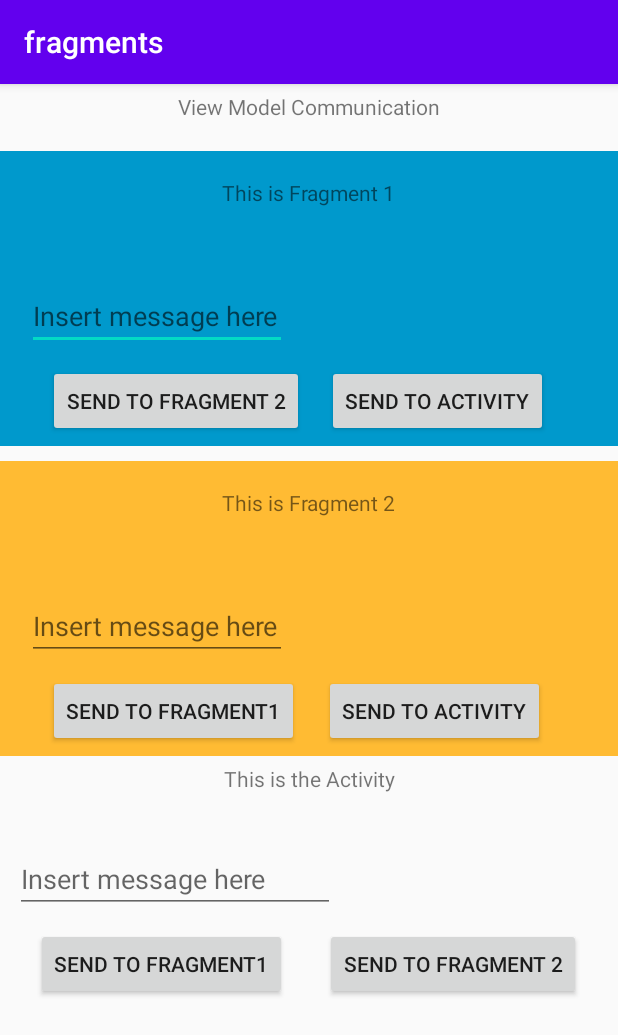
After one commit to LorenzoT8942/fragments, an Android app: the VM_Activity screen opened directly, with no data from a screen before it, on a phone screen of 412 x 824 dp. The commit adds this screen. Shown: the top 1035 px of the screen. Run offline under Robolectric (Android 15) with nearby library versions, the phone set to English and light mode, and no system bars.

Commit message:
View model communication demo implemented correctly

```diff
--- a/app/build.gradle
+++ b/app/build.gradle
@@ -25,7 +25,8 @@ android {
 
 dependencies {
     implementation fileTree(dir: 'libs', include: ['*.jar'])
-
+    implementation 'androidx.lifecycle:lifecycle-extensions:2.2.0'
+    implementation "androidx.lifecycle:lifecycle-viewmodel:2.2.0"
     implementation 'androidx.appcompat:appcompat:1.1.0'
     implementation 'androidx.constraintlayout:constraintlayout:1.1.3'
     testImplementation 'junit:junit:4.12'
--- a/app/src/main/AndroidManifest.xml
+++ b/app/src/main/AndroidManifest.xml
@@ -20,6 +20,7 @@
         <activity android:name=".Fragment_A" />
         <activity android:name=".Fragment_B" />
         <activity android:name=".FragmentToActivity" />
+        <activity android:name=".VM_Activity" />
     </application>
 
 </manifest>
--- a/app/src/main/java/it/claudiopezzino/fragments/FTA_Fragment1.java
+++ b/app/src/main/java/it/claudiopezzino/fragments/FTA_Fragment1.java
@@ -16,7 +16,7 @@ import androidx.fragment.app.Fragment;
 
 public class FTA_Fragment1 extends Fragment implements View.OnClickListener{
 
-//     private MyViewModel vmodel;
+//  private MyViewModel vmodel;
      private Fragment1Listener activityCallback;
      private TextView tv_text;
 
--- a/app/src/main/java/it/claudiopezzino/fragments/FTA_Fragment2.java
+++ b/app/src/main/java/it/claudiopezzino/fragments/FTA_Fragment2.java
@@ -11,13 +11,14 @@ import android.widget.TextView;
 import androidx.annotation.NonNull;
 import androidx.annotation.Nullable;
 import androidx.fragment.app.Fragment;
+import androidx.lifecycle.Observer;
 import androidx.lifecycle.ViewModelProvider;
 
 //import android.widget.TextView;
 
 public class FTA_Fragment2 extends Fragment implements View.OnClickListener{
 
-//    private MyViewModel vmodel;
+  private MyViewModel vmodel;
      private Fragment2Listener activityCallback;
     TextView tv_text;
 
@@ -69,13 +70,11 @@ public class FTA_Fragment2 extends Fragment implements View.OnClickListener{
     public void onClick(View view) {
         if (view.getId() == R.id.btn_1){
             activityCallback.onFragment2Button1Click();
-//            vmodel.setText("Hello from fragment 2");
         }
 
         if (view.getId() == R.id.btn_2){
             activityCallback.onFragment2Button2Click();
         }
-
     }
 
     public interface Fragment2Listener {
--- a/app/src/main/java/it/claudiopezzino/fragments/MainActivity.java
+++ b/app/src/main/java/it/claudiopezzino/fragments/MainActivity.java
@@ -16,8 +16,10 @@ public class MainActivity extends AppCompatActivity {
         new Holder();
     }
 
+
+
     class Holder implements View.OnClickListener{
-
+        Button btn_ViewModel_communication;
         Button btn_single_fragment;
         Button btn_multiple_fragments;
 
@@ -25,9 +27,11 @@ public class MainActivity extends AppCompatActivity {
 
             btn_single_fragment = findViewById(R.id.btn_activity_communication);
             btn_multiple_fragments = findViewById(R.id.btn_multiple_fragments);
+            btn_ViewModel_communication = findViewById(R.id.btn_vm);
 
             btn_single_fragment.setOnClickListener(this);
             btn_multiple_fragments.setOnClickListener(this);
+            btn_ViewModel_communication.setOnClickListener(this);
 
         }
 
@@ -43,6 +47,11 @@ public class MainActivity extends AppCompatActivity {
                 Intent intent = new Intent(MainActivity.this, FragmentToActivity.class);
                 startActivity(intent);
             }
+
+            if(v.getId() == R.id.btn_vm){
+                Intent intent = new Intent(MainActivity.this, VM_Activity.class);
+                startActivity(intent);
+            }
         }
     }
 }
--- /dev/null
+++ b/app/src/main/java/it/claudiopezzino/fragments/MyViewModel.java
@@ -0,0 +1,47 @@
+package it.claudiopezzino.fragments;
+
+import androidx.lifecycle.LiveData;
+import androidx.lifecycle.MutableLiveData;
+import androidx.lifecycle.ViewModel;
+
+public class MyViewModel extends ViewModel {
+    private MutableLiveData<String> fragment1_msg;
+    private MutableLiveData<String> fragment2_msg;
+    private MutableLiveData<String> activity_msg;
+
+    public MyViewModel () {
+        fragment1_msg = new MutableLiveData<>();
+        fragment2_msg = new MutableLiveData<>();
+        activity_msg = new MutableLiveData<>();
+    }
+
+    public LiveData<String> getFragment1_msg(){
+        if (fragment1_msg == null) fragment1_msg = new MutableLiveData<>();
+        return fragment1_msg;
+    }
+
+    public void setFragment1_msg(String s){
+        if (fragment1_msg == null) fragment1_msg = new MutableLiveData<>();
+        fragment1_msg.setValue(s);
+    }
+
+    public LiveData<String> getFragment2_msg(){
+        if (fragment2_msg == null) fragment2_msg = new MutableLiveData<>();
+        return fragment2_msg;
+    }
+
+    public void setFragment2_msg(String s){
+        if (fragment2_msg == null) fragment2_msg = new MutableLiveData<>();
+        fragment2_msg.setValue(s);
+    }
+
+    public LiveData<String> getActivity_msg(){
+        if (activity_msg == null) activity_msg = new MutableLiveData<>();
+        return activity_msg;
+    }
+
+    public void setActivity_msg(String s){
+        if (activity_msg == null) activity_msg = new MutableLiveData<>();
+        activity_msg.setValue(s);
+    }
+}
--- /dev/null
+++ b/app/src/main/java/it/claudiopezzino/fragments/VM_Activity.java
@@ -0,0 +1,65 @@
+package it.claudiopezzino.fragments;
+
+import android.os.Bundle;
+import android.util.Log;
+import android.view.View;
+import android.widget.Button;
+import android.widget.EditText;
+import android.widget.TextView;
+
+import androidx.appcompat.app.AppCompatActivity;
+import androidx.lifecycle.Observer;
+import androidx.lifecycle.ViewModelProvider;
+
+public class VM_Activity extends AppCompatActivity implements View.OnClickListener {
+
+    private MyViewModel vmodel;
+    private TextView tv_msg;
+    private EditText et_msg;
+    private Button btn_sendToF1;
+    private Button btn_sendToF2;
+
+
+    @Override
+    protected void onCreate(Bundle savedInstanceState) {
+        super.onCreate(savedInstanceState);
+        setContentView(R.layout.vm_activity);
+
+        tv_msg = findViewById(R.id.tv_message);
+        et_msg = findViewById(R.id.et_message);
+        btn_sendToF1 = findViewById(R.id.btn_SendToF1);
+        btn_sendToF2 = findViewById(R.id.btn_SendToF2);
+        btn_sendToF1.setOnClickListener(this);
+        btn_sendToF2.setOnClickListener(this);
+
+        if (savedInstanceState == null) {
+            getSupportFragmentManager().beginTransaction().add(R.id.fragment_1, new VM_fragment1()).commit();
+            getSupportFragmentManager().beginTransaction().add(R.id.fragment_2, new VM_fragment2()).commit();
+        }
+
+        vmodel = new ViewModelProvider(this).get(MyViewModel.class);
+        vmodel.getActivity_msg().observe(this, new Observer<String>() {
+            @Override
+            public void onChanged(String s) {
+                tv_msg.setText(s);
+            }
+        });
+
+    }
+
+    @Override
+    public void onClick(View view) {
+        Log.d("et debug", et_msg.getText().toString());
+        int ViewID = view.getId();
+
+        if (ViewID == R.id.btn_SendToF1){
+            Log.d("et debug", et_msg.getText().toString());
+            vmodel.setFragment1_msg(et_msg.getText().toString());
+        }
+
+        if (ViewID == R.id.btn_SendToF2){
+            Log.d("et debug", et_msg.getText().toString());
+            vmodel.setFragment2_msg(et_msg.getText().toString());
+        }
+    }
+}
--- /dev/null
+++ b/app/src/main/java/it/claudiopezzino/fragments/VM_fragment1.java
@@ -0,0 +1,66 @@
+package it.claudiopezzino.fragments;
+
+import android.os.Bundle;
+import android.util.Log;
+import android.view.LayoutInflater;
+import android.view.View;
+import android.view.ViewGroup;
+import android.widget.Button;
+import android.widget.EditText;
+import android.widget.TextView;
+
+import androidx.annotation.NonNull;
+import androidx.annotation.Nullable;
+import androidx.fragment.app.Fragment;
+import androidx.lifecycle.Observer;
+import androidx.lifecycle.ViewModelProvider;
+
+public class VM_fragment1 extends Fragment implements View.OnClickListener {
+    private MyViewModel vmodel;
+    private TextView tv_message;
+    private EditText et_msg;
+
+    @Nullable
+    @Override
+    public View onCreateView(@NonNull LayoutInflater inflater, @Nullable ViewGroup container, @Nullable Bundle savedInstanceState) {
+        View view = inflater.inflate(R.layout.vm_fragment1, container, false);
+        tv_message = view.findViewById(R.id.tv_message);
+        et_msg = view.findViewById(R.id.et_message);
+        Button btn_SendToF1 = view.findViewById(R.id.btn_F1SendToF2);
+        Button btn_SendToActivity = view.findViewById(R.id.btn_F1SendToActivity);
+
+        btn_SendToActivity.setOnClickListener(this);
+        btn_SendToF1.setOnClickListener(this);
+        return view;
+    }
+
+    @Override
+    public void onActivityCreated(@Nullable Bundle savedInstanceState) {
+        super.onActivityCreated(savedInstanceState);
+        vmodel = new ViewModelProvider(requireActivity()).get(MyViewModel.class);
+        vmodel.getFragment1_msg().observe(getViewLifecycleOwner(), new Observer<String>() {
+            @Override
+            public void onChanged(String s) {
+                tv_message.setText(s);
+            }
+        });
+    }
+
+
+    @Override
+    public void onClick(View view) {
+
+        int viewId = view.getId();
+
+        if (viewId == R.id.btn_F1SendToActivity) {
+            Log.d("et debug", et_msg.getText().toString());
+            vmodel.setActivity_msg(et_msg.getText().toString());
+        }
+
+        if (viewId == R.id.btn_F1SendToF2) {
+            Log.d("et debug", et_msg.getText().toString());
+            vmodel.setFragment2_msg((et_msg.getText().toString()));
+
+        }
+    }
+}
--- /dev/null
+++ b/app/src/main/java/it/claudiopezzino/fragments/VM_fragment2.java
@@ -0,0 +1,61 @@
+package it.claudiopezzino.fragments;
+
+import android.os.Bundle;
+import android.view.LayoutInflater;
+import android.view.View;
+import android.view.ViewGroup;
+import android.widget.Button;
+import android.widget.EditText;
+import android.widget.TextView;
+
+import androidx.annotation.NonNull;
+import androidx.annotation.Nullable;
+import androidx.fragment.app.Fragment;
+import androidx.lifecycle.Observer;
+import androidx.lifecycle.ViewModelProvider;
+
+public class VM_fragment2 extends Fragment implements View.OnClickListener {
+    private MyViewModel vmodel;
+    private TextView tv_message;
+    private EditText et_message;
+
+    @Nullable
+    @Override
+    public View onCreateView(@NonNull LayoutInflater inflater, @Nullable ViewGroup container, @Nullable Bundle savedInstanceState) {
+        View view = inflater.inflate(R.layout.vm_fragment2, container, false);
+        tv_message =  view.findViewById(R.id.tv_message);
+        et_message = view.findViewById(R.id.et_message);
+        Button btn_SendToF1 =  view.findViewById(R.id.btn_F2SendToF1);
+        Button btn_SendToActivity =  view.findViewById(R.id.btn_F2SendToActivity);
+
+        btn_SendToActivity.setOnClickListener(this);
+        btn_SendToF1.setOnClickListener(this);
+        return view;
+    }
+
+    @Override
+    public void onClick(View view) {
+
+        int viewId = view.getId();
+
+        if (viewId == R.id.btn_F2SendToActivity){
+            vmodel.setActivity_msg(et_message.getText().toString());
+        }
+
+        if (viewId == R.id.btn_F2SendToF1){
+            vmodel.setFragment1_msg(et_message.getText().toString());
+        }
+    }
+
+    @Override
+    public void onActivityCreated(@Nullable Bundle savedInstanceState) {
+        super.onActivityCreated(savedInstanceState);
+        vmodel = new ViewModelProvider(requireActivity()).get(MyViewModel.class);
+        vmodel.getFragment2_msg().observe(getViewLifecycleOwner(), new Observer<String>() {
+            @Override
+            public void onChanged(String s) {
+                tv_message.setText(s);
+            }
+        });
+    }
+}
--- a/app/src/main/res/layout/activity_main.xml
+++ b/app/src/main/res/layout/activity_main.xml
@@ -12,22 +12,33 @@
         android:id="@+id/btn_activity_communication"
         android:layout_width="wrap_content"
         android:layout_height="wrap_content"
-        android:layout_marginBottom="212dp"
+        android:layout_marginTop="64dp"
         android:backgroundTint="@android:color/holo_blue_dark"
         android:text="@string/btn_single_fragment"
-        app:layout_constraintBottom_toBottomOf="parent"
         app:layout_constraintEnd_toEndOf="parent"
-        app:layout_constraintStart_toStartOf="parent" />
+        app:layout_constraintStart_toStartOf="parent"
+        app:layout_constraintTop_toBottomOf="@+id/btn_multiple_fragments" />
 
     <Button
         android:id="@+id/btn_multiple_fragments"
         android:layout_width="wrap_content"
         android:layout_height="wrap_content"
-        android:layout_marginBottom="36dp"
+        android:layout_marginTop="44dp"
         android:backgroundTint="@android:color/holo_blue_dark"
         android:text="@string/btn_multiple_fragment"
-        app:layout_constraintBottom_toTopOf="@+id/btn_activity_communication"
         app:layout_constraintEnd_toEndOf="parent"
-        app:layout_constraintStart_toStartOf="parent" />
+        app:layout_constraintStart_toStartOf="parent"
+        app:layout_constraintTop_toBottomOf="@+id/btn_vm"/>
+
+    <Button
+        android:id="@+id/btn_vm"
+        android:layout_width="wrap_content"
+        android:layout_height="wrap_content"
+        android:layout_marginTop="220dp"
+        android:backgroundTint="@android:color/holo_blue_dark"
+        android:text="@string/view_model_communication"
+        app:layout_constraintEnd_toEndOf="parent"
+        app:layout_constraintStart_toStartOf="parent"
+        app:layout_constraintTop_toTopOf="parent"/>
 
 </androidx.constraintlayout.widget.ConstraintLayout>
--- /dev/null
+++ b/app/src/main/res/layout/vm_activity.xml
@@ -0,0 +1,99 @@
+<?xml version="1.0" encoding="utf-8"?>
+<androidx.constraintlayout.widget.ConstraintLayout xmlns:android="http://schemas.android.com/apk/res/android"
+    xmlns:app="http://schemas.android.com/apk/res-auto"
+    xmlns:tools="http://schemas.android.com/tools"
+    android:layout_width="match_parent"
+    android:layout_height="match_parent">
+
+    <FrameLayout
+        android:id="@+id/fragment_1"
+        android:layout_width="match_parent"
+        android:layout_height="wrap_content"
+        android:layout_marginTop="20dp"
+        android:background="@android:color/holo_blue_dark"
+        app:layout_constraintEnd_toEndOf="parent"
+        app:layout_constraintStart_toStartOf="parent"
+        app:layout_constraintTop_toBottomOf="@+id/tv_title">
+
+    </FrameLayout>
+
+    <FrameLayout
+        android:id="@+id/fragment_2"
+        android:layout_width="match_parent"
+        android:layout_height="wrap_content"
+        android:layout_marginTop="10dp"
+        android:background="@android:color/holo_orange_light"
+        app:layout_constraintEnd_toEndOf="parent"
+        app:layout_constraintStart_toStartOf="parent"
+        app:layout_constraintTop_toBottomOf="@+id/fragment_1">
+
+    </FrameLayout>
+
+
+
+    <TextView
+        android:id="@+id/tv_title"
+        android:layout_width="wrap_content"
+        android:layout_height="wrap_content"
+        android:layout_marginTop="5dp"
+        android:gravity="center_horizontal"
+        android:text="@string/view_model_communication"
+        app:layout_constraintEnd_toEndOf="parent"
+        app:layout_constraintStart_toStartOf="parent"
+        app:layout_constraintTop_toTopOf="parent" />
+
+    <TextView
+        android:id="@+id/tv_activity"
+        android:layout_width="wrap_content"
+        android:layout_height="wrap_content"
+        android:layout_marginTop="5dp"
+        android:text="@string/this_is_the_activity"
+        app:layout_constraintEnd_toEndOf="parent"
+        app:layout_constraintStart_toStartOf="parent"
+        app:layout_constraintTop_toBottomOf="@+id/fragment_2" />
+
+    <TextView
+        android:id="@+id/tv_message"
+        android:layout_width="wrap_content"
+        android:layout_height="wrap_content"
+        app:layout_constraintStart_toStartOf="parent"
+        app:layout_constraintTop_toBottomOf="@+id/tv_activity"
+        android:layout_marginStart="10dp"
+        android:layout_marginTop="5dp"/>
+
+    <EditText
+        android:id="@+id/et_message"
+        android:layout_width="wrap_content"
+        android:layout_height="wrap_content"
+        android:ems="10"
+        android:layout_marginStart="10dp"
+        android:layout_marginTop="10dp"
+        android:inputType="textPersonName"
+        android:hint="@string/insert_message_here"
+        app:layout_constraintStart_toStartOf="parent"
+        app:layout_constraintTop_toBottomOf="@+id/tv_message"
+        android:autofillHints="" />
+
+    <Button
+        android:id="@+id/btn_SendToF1"
+        android:layout_width="wrap_content"
+        android:layout_height="wrap_content"
+        android:layout_marginStart="24dp"
+        android:layout_marginTop="10dp"
+        android:text="@string/send_to_fragment1"
+        app:layout_constraintStart_toStartOf="parent"
+        app:layout_constraintTop_toBottomOf="@+id/et_message" />
+
+    <Button
+        android:id="@+id/btn_SendToF2"
+        android:layout_width="wrap_content"
+        android:layout_height="wrap_content"
+        android:layout_marginTop="10dp"
+        android:layout_marginStart="30dp"
+        android:layout_marginEnd="30dp"
+        android:text="@string/send_to_fragment_2"
+        app:layout_constraintEnd_toEndOf="parent"
+        app:layout_constraintStart_toEndOf="@+id/btn_SendToF1"
+        app:layout_constraintTop_toBottomOf="@+id/et_message" />
+
+</androidx.constraintlayout.widget.ConstraintLayout>
--- /dev/null
+++ b/app/src/main/res/layout/vm_fragment1.xml
@@ -0,0 +1,62 @@
+<?xml version="1.0" encoding="utf-8"?>
+<androidx.constraintlayout.widget.ConstraintLayout xmlns:android="http://schemas.android.com/apk/res/android"
+    xmlns:app="http://schemas.android.com/apk/res-auto"
+    android:layout_width="match_parent"
+    android:layout_height="wrap_content"
+    android:padding="2dp">
+
+    <Button
+        android:id="@+id/btn_F1SendToF2"
+        android:layout_width="wrap_content"
+        android:layout_height="wrap_content"
+        android:layout_marginStart="30dp"
+        android:layout_marginTop="10dp"
+        android:layout_marginBottom="4dp"
+        android:text="@string/send_to_fragment_2"
+        app:layout_constraintBottom_toBottomOf="parent"
+        app:layout_constraintStart_toStartOf="parent"
+        app:layout_constraintTop_toBottomOf="@+id/et_message" />
+
+    <Button
+        android:id="@+id/btn_F1SendToActivity"
+        android:layout_width="wrap_content"
+        android:layout_height="wrap_content"
+        android:layout_marginTop="10dp"
+        android:layout_marginEnd="30dp"
+        android:text="@string/send_to_activity"
+        app:layout_constraintEnd_toEndOf="parent"
+        app:layout_constraintStart_toEndOf="@+id/btn_F1SendToF2"
+        app:layout_constraintTop_toBottomOf="@+id/et_message" />
+
+    <EditText
+        android:id="@+id/et_message"
+        android:layout_width="173dp"
+        android:layout_height="40dp"
+        android:layout_marginStart="16dp"
+        android:layout_marginTop="16dp"
+        android:hint="@string/insert_message_here"
+        android:autofillHints=""
+        android:inputType="text"
+        app:layout_constraintStart_toStartOf="parent"
+        app:layout_constraintTop_toBottomOf="@+id/tv_message" />
+
+    <TextView
+        android:id="@+id/tv_message"
+        android:layout_width="0dp"
+        android:layout_height="wrap_content"
+        android:layout_marginStart="16dp"
+        android:layout_marginTop="20dp"
+        app:layout_constraintStart_toStartOf="parent"
+        app:layout_constraintTop_toBottomOf="@+id/tv_title" />
+
+    <TextView
+        android:id="@+id/tv_title"
+        android:layout_width="wrap_content"
+        android:layout_height="wrap_content"
+        android:layout_centerHorizontal="true"
+        android:layout_marginTop="16dp"
+        android:text="@string/fragment_title1"
+        app:layout_constraintEnd_toEndOf="parent"
+        app:layout_constraintStart_toStartOf="parent"
+        app:layout_constraintTop_toTopOf="parent" />
+</androidx.constraintlayout.widget.ConstraintLayout>
--- /dev/null
+++ b/app/src/main/res/layout/vm_fragment2.xml
@@ -0,0 +1,64 @@
+<?xml version="1.0" encoding="utf-8"?>
+<androidx.constraintlayout.widget.ConstraintLayout xmlns:android="http://schemas.android.com/apk/res/android"
+    xmlns:app="http://schemas.android.com/apk/res-auto"
+    android:layout_width="match_parent"
+    android:layout_height="wrap_content"
+    android:padding="2dp">
+
+    <Button
+        android:id="@+id/btn_F2SendToF1"
+        android:layout_width="wrap_content"
+        android:layout_height="wrap_content"
+        android:layout_marginStart="30dp"
+        android:layout_marginTop="10dp"
+        android:layout_marginBottom="4dp"
+        android:text="@string/send_to_fragment1"
+        app:layout_constraintBottom_toBottomOf="parent"
+        app:layout_constraintStart_toStartOf="parent"
+        app:layout_constraintTop_toBottomOf="@+id/et_message" />
+
+    <Button
+        android:id="@+id/btn_F2SendToActivity"
+        android:layout_width="wrap_content"
+        android:layout_height="wrap_content"
+        android:layout_marginTop="10dp"
+        android:layout_marginEnd="30dp"
+        android:text="@string/send_to_activity"
+        app:layout_constraintEnd_toEndOf="parent"
+        app:layout_constraintStart_toEndOf="@+id/btn_F2SendToF1"
+        app:layout_constraintTop_toBottomOf="@+id/et_message" />
+
+    <EditText
+        android:id="@+id/et_message"
+        android:layout_width="173dp"
+        android:layout_height="40dp"
+        android:layout_marginStart="16dp"
+        android:layout_marginTop="16dp"
+        android:hint="@string/insert_message_here"
+        android:autofillHints=""
+        android:inputType="text"
+        app:layout_constraintStart_toStartOf="parent"
+        app:layout_constraintTop_toBottomOf="@+id/tv_message" />
+
+    <TextView
+        android:id="@+id/tv_message"
+        android:layout_width="0dp"
+        android:layout_height="wrap_content"
+        android:layout_marginStart="16dp"
+        android:layout_marginTop="20dp"
+        app:layout_constraintStart_toStartOf="parent"
+        app:layout_constraintTop_toBottomOf="@+id/tv_title" />
+
+    <TextView
+        android:id="@+id/tv_title"
+        android:layout_width="wrap_content"
+        android:layout_height="wrap_content"
+        android:layout_centerHorizontal="true"
+        android:layout_marginTop="16dp"
+        android:text="@string/fragment_title2"
+        app:layout_constraintEnd_toEndOf="parent"
+        app:layout_constraintStart_toStartOf="parent"
+        app:layout_constraintTop_toTopOf="parent" />
+
+
+</androidx.constraintlayout.widget.ConstraintLayout>
--- a/app/src/main/res/values/strings.xml
+++ b/app/src/main/res/values/strings.xml
@@ -13,5 +13,12 @@
     <string name="fragment_title1">This is Fragment 1</string>
     <string name="fragment_title2">This is Fragment 2</string>
     <string name="fragment_to_activity_communication">Fragment to Activity communication</string>
+    <string name="view_model_communication">View Model Communication</string>
+    <string name="this_is_the_activity">This is the Activity</string>
+    <string name="insert_message_here">Insert message here</string>
+    <string name="send_to_fragment1">Send to Fragment1</string>
+    <string name="send_to_activity">send to activity</string>
+    <string name="send_to_fragment_2">send to fragment 2</string>
+    <string name="viewmodel_communication">ViewModel communication</string>
 
 </resources>
```
Also changed, not shown: 1 other file.
